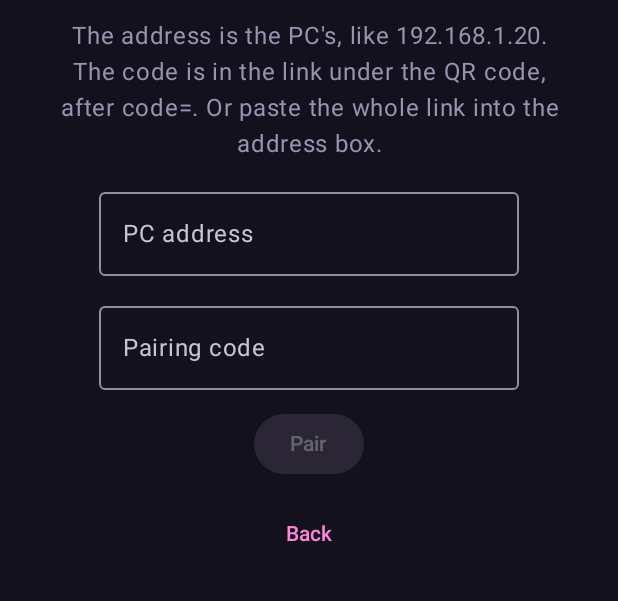
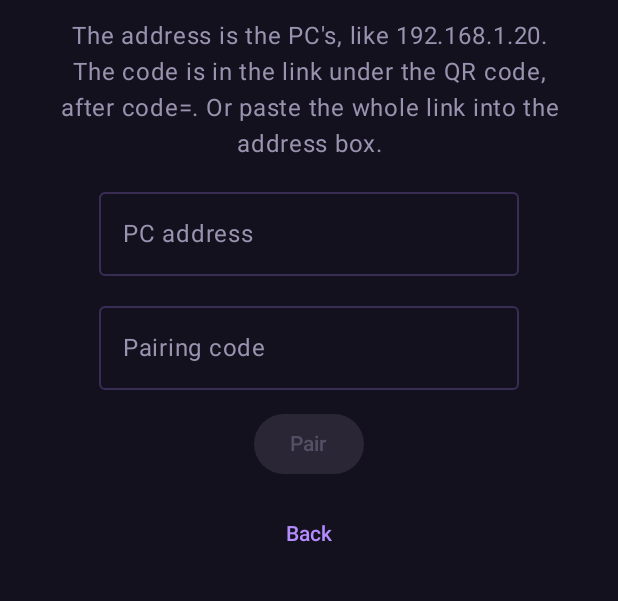
Before and after one commit to fswolf/luna-station-android, an Android app built with Jetpack Compose: the screen it shows after launch (MainActivity), after a tap on "Type the address and code", on a phone screen of 412 x 824 dp, the part 372-973 px from its top. Run offline under Robolectric (Android 15) with nearby library versions, the phone set to English and light mode, and no system bars; pictures from the network do not load.

Commit message:
Portrait fixes, new screenshots

```diff
--- a/app/src/main/java/imbored/luna/station/ui/Common.kt
+++ b/app/src/main/java/imbored/luna/station/ui/Common.kt
@@ -1,11 +1,13 @@
 package imbored.luna.station.ui
 
+import androidx.compose.foundation.Canvas
 import androidx.compose.foundation.background
 import androidx.compose.foundation.layout.Arrangement
 import androidx.compose.foundation.layout.Column
 import androidx.compose.foundation.layout.ColumnScope
 import androidx.compose.foundation.layout.fillMaxSize
 import androidx.compose.foundation.layout.padding
+import androidx.compose.foundation.layout.size
 import androidx.compose.foundation.layout.safeDrawingPadding
 import androidx.compose.foundation.rememberScrollState
 import androidx.compose.foundation.verticalScroll
@@ -13,8 +15,10 @@ import androidx.compose.material3.Text
 import androidx.compose.runtime.Composable
 import androidx.compose.ui.Alignment
 import androidx.compose.ui.Modifier
+import androidx.compose.ui.geometry.Offset
 import androidx.compose.ui.text.font.FontWeight
 import androidx.compose.ui.text.style.TextAlign
+import androidx.compose.ui.unit.Dp
 import androidx.compose.ui.unit.dp
 import androidx.compose.ui.unit.sp
 
@@ -34,6 +38,17 @@ fun Page(content: @Composable ColumnScope.() -> Unit) {
     )
 }
 
+/** Her mark, the launcher icon drawn live: a lavender crescent with her pink dot. */
+@Composable
+fun Crescent(size: Dp = 96.dp) {
+    Canvas(Modifier.size(size)) {
+        val r = this.size.minDimension / 2f
+        drawCircle(LunaColors.Violet, r)
+        drawCircle(LunaColors.Background, r * 0.84f, center + Offset(r * 0.40f, -r * 0.22f))
+        drawCircle(LunaColors.Pink, r * 0.13f, center + Offset(r * 0.50f, r * 0.48f))
+    }
+}
+
 @Composable
 fun Title(text: String) = Text(text, color = LunaColors.Pink, fontSize = 44.sp, fontWeight = FontWeight.Bold)
 
--- a/app/src/main/java/imbored/luna/station/ui/Theme.kt
+++ b/app/src/main/java/imbored/luna/station/ui/Theme.kt
@@ -14,18 +14,26 @@ object LunaColors {
     val Cyan = Color(0xFF5FD7FF)
     val Text = Color(0xFFE8E3F5)
     val Muted = Color(0xFF9A93B0)
+    val Mine = Color(0xFF352A52)      // your bubbles: surface with a little more violet in it
+    val Outline = Color(0xFF3A2D55)   // field borders and dividers, the site's panel border
 }
 
+// Violet is the colour of doing things (buttons, the mic, the switch), pink is Luna herself
+// (her name, Stop, anything that needs attention). Outline on the fields so they sit quietly
+// until focused.
 private val scheme = darkColorScheme(
-    primary = LunaColors.Pink,
-    secondary = LunaColors.Violet,
+    primary = LunaColors.Violet,
+    secondary = LunaColors.Pink,
     tertiary = LunaColors.Cyan,
     background = LunaColors.Background,
     surface = LunaColors.Surface,
+    surfaceVariant = LunaColors.Surface,
+    outline = LunaColors.Outline,
     onPrimary = LunaColors.Background,
     onSecondary = LunaColors.Background,
     onBackground = LunaColors.Text,
     onSurface = LunaColors.Text,
+    onSurfaceVariant = LunaColors.Muted,
 )
 
 @Composable
--- a/app/src/main/java/imbored/luna/station/ui/UnpairedScreen.kt
+++ b/app/src/main/java/imbored/luna/station/ui/UnpairedScreen.kt
@@ -5,6 +5,7 @@ import android.content.pm.PackageManager
 import androidx.activity.compose.rememberLauncherForActivityResult
 import androidx.activity.result.contract.ActivityResultContracts
 import androidx.compose.foundation.layout.Spacer
+import androidx.compose.foundation.layout.fillMaxWidth
 import androidx.compose.foundation.layout.height
 import androidx.compose.material3.Button
 import androidx.compose.material3.Text
@@ -27,17 +28,21 @@ fun UnpairedScreen(note: String?, onScan: () -> Unit, onType: () -> Unit, onCame
     }
 
     Page {
+        Crescent()
         Title("Luna")
         Text("Not paired yet", color = LunaColors.Text, fontSize = 20.sp)
         Note("On the PC: settings page, Relay stations, Add a phone or tablet. Then scan the code it shows.")
         if (note != null) Note(note, LunaColors.Pink)
-        Spacer(Modifier.height(8.dp))
+        Spacer(Modifier.height(16.dp))
         if (hasCamera) {
-            Button(onClick = {
-                val granted = ContextCompat.checkSelfPermission(context, Manifest.permission.CAMERA) ==
-                    PackageManager.PERMISSION_GRANTED
-                if (granted) onScan() else askCamera.launch(Manifest.permission.CAMERA)
-            }) { Text("Scan the code") }
+            Button(
+                onClick = {
+                    val granted = ContextCompat.checkSelfPermission(context, Manifest.permission.CAMERA) ==
+                        PackageManager.PERMISSION_GRANTED
+                    if (granted) onScan() else askCamera.launch(Manifest.permission.CAMERA)
+                },
+                modifier = Modifier.fillMaxWidth(0.8f).height(52.dp),
+            ) { Text("Scan the code", fontSize = 16.sp) }
         }
         TextButton(onClick = onType) { Text(if (hasCamera) "Type it instead" else "Type the address and code") }
     }
--- a/app/src/main/java/imbored/luna/station/ui/WorkingScreen.kt
+++ b/app/src/main/java/imbored/luna/station/ui/WorkingScreen.kt
@@ -6,6 +6,7 @@ import androidx.compose.runtime.Composable
 @Composable
 fun WorkingScreen(step: String) {
     Page {
+        Crescent()
         Title("Luna")
         CircularProgressIndicator(color = LunaColors.Violet)
         Note(step, LunaColors.Text)
```
Also changed, not shown: app/src/main/java/imbored/luna/station/ui/ChatScreen.kt (+75 -18 lines), 3 other files.
